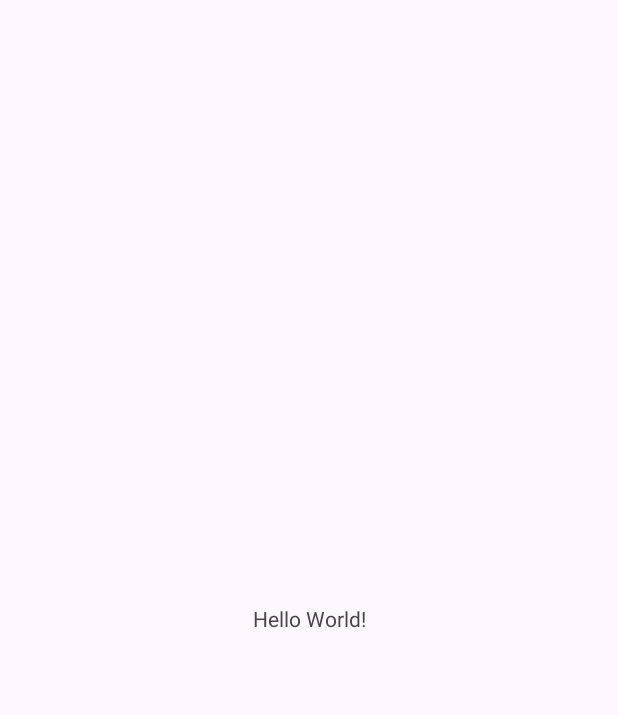
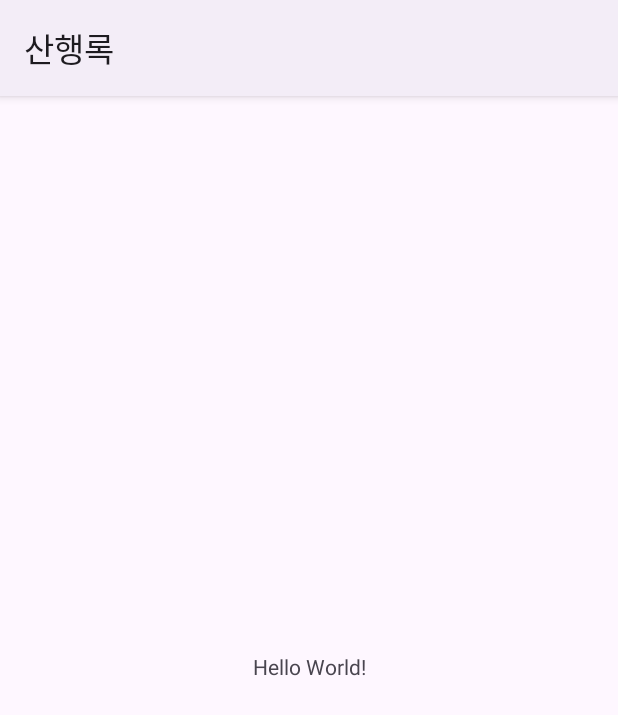
Before and after one commit to Phytoncidee/FE, an Android app: the screen it shows after launch (MainActivity), on a phone screen of 412 x 824 dp. Before the commit the part shown is almost empty. Shown: the top 715 px of the screen. Run offline under Robolectric (Android 15) with nearby library versions, the phone set to English and light mode, and no system bars.

Commit message:
[FEAT] 상단 네비바_액션바 생성

```diff
--- a/app/src/main/res/values/strings.xml
+++ b/app/src/main/res/values/strings.xml
@@ -1,3 +1,3 @@
 <resources>
-    <string name="app_name">HikingLog_FE</string>
+    <string name="app_name">산행록</string>
 </resources>
--- a/app/src/main/res/values/themes.xml
+++ b/app/src/main/res/values/themes.xml
@@ -1,6 +1,6 @@
 <resources xmlns:tools="http://schemas.android.com/tools">
     <!-- Base application theme. -->
-    <style name="Base.Theme.HikingLog_FE" parent="Theme.Material3.DayNight.NoActionBar">
+    <style name="Base.Theme.HikingLog_FE" parent="Theme.Material3.DayNight">
         <!-- Customize your light theme here. -->
         <!-- <item name="colorPrimary">@color/my_light_primary</item> -->
     </style>
```
Also changed, not shown: app/src/main/res/drawable/alarm.png (added), app/src/main/res/drawable/logo.png (added).
